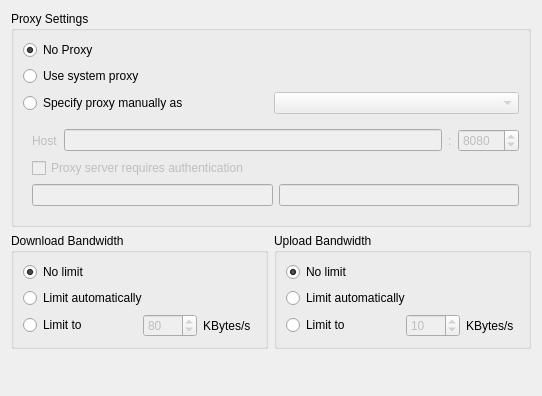
First picture: the form in src/gui/networksettings.ui, repository nextcloud/desktop, before the edit.
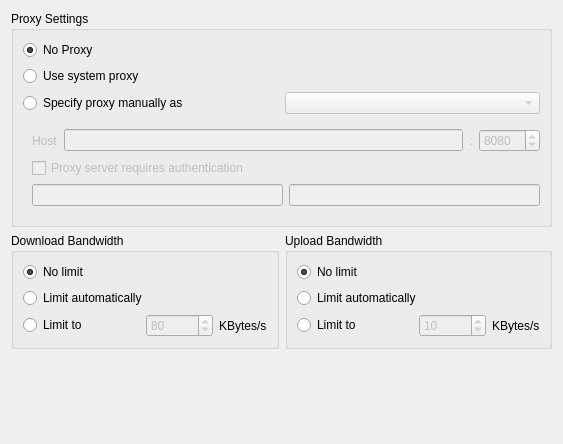
Second picture: the form after the edit.

Commit message: changed max GUI bandwith limits

```diff
--- a/src/gui/networksettings.ui
+++ b/src/gui/networksettings.ui
@@ -6,8 +6,8 @@
    <rect>
     <x>0</x>
     <y>0</y>
-    <width>542</width>
-    <height>396</height>
+    <width>563</width>
+    <height>444</height>
    </rect>
   </property>
   <property name="windowTitle">
@@ -228,7 +228,7 @@
              <bool>false</bool>
             </property>
             <property name="maximum">
-             <number>9999</number>
+             <number>999999</number>
             </property>
             <property name="value">
              <number>80</number>
@@ -307,7 +307,7 @@
              <number>1</number>
             </property>
             <property name="maximum">
-             <number>9999</number>
+             <number>999999</number>
             </property>
             <property name="value">
              <number>10</number>
```
